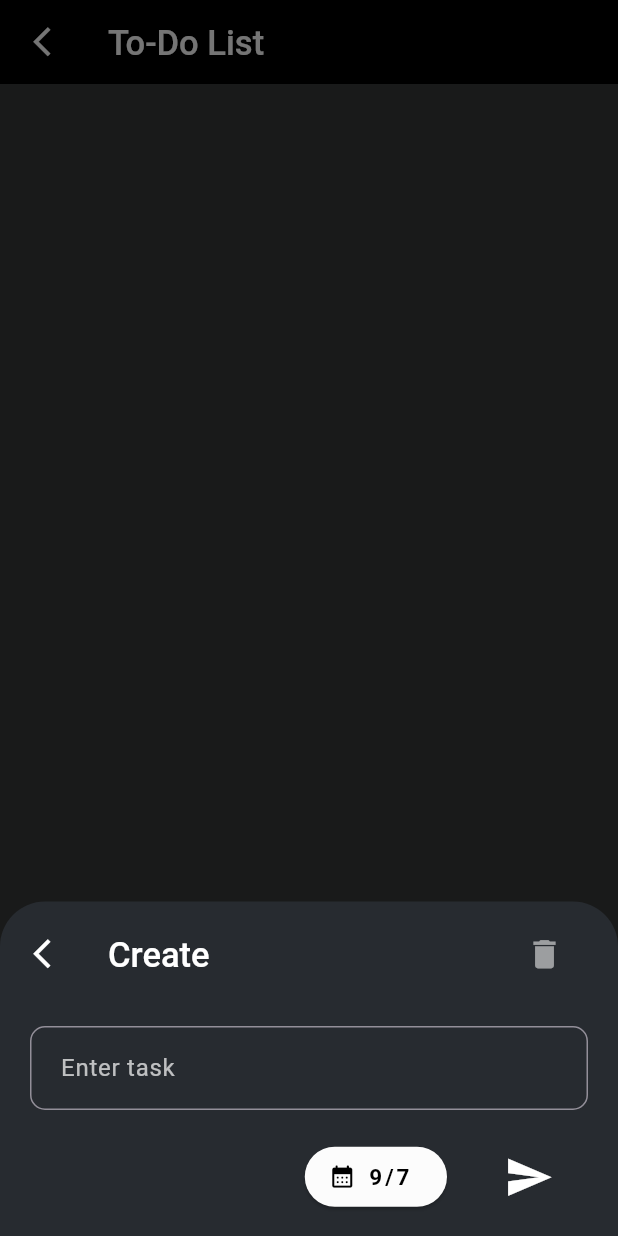
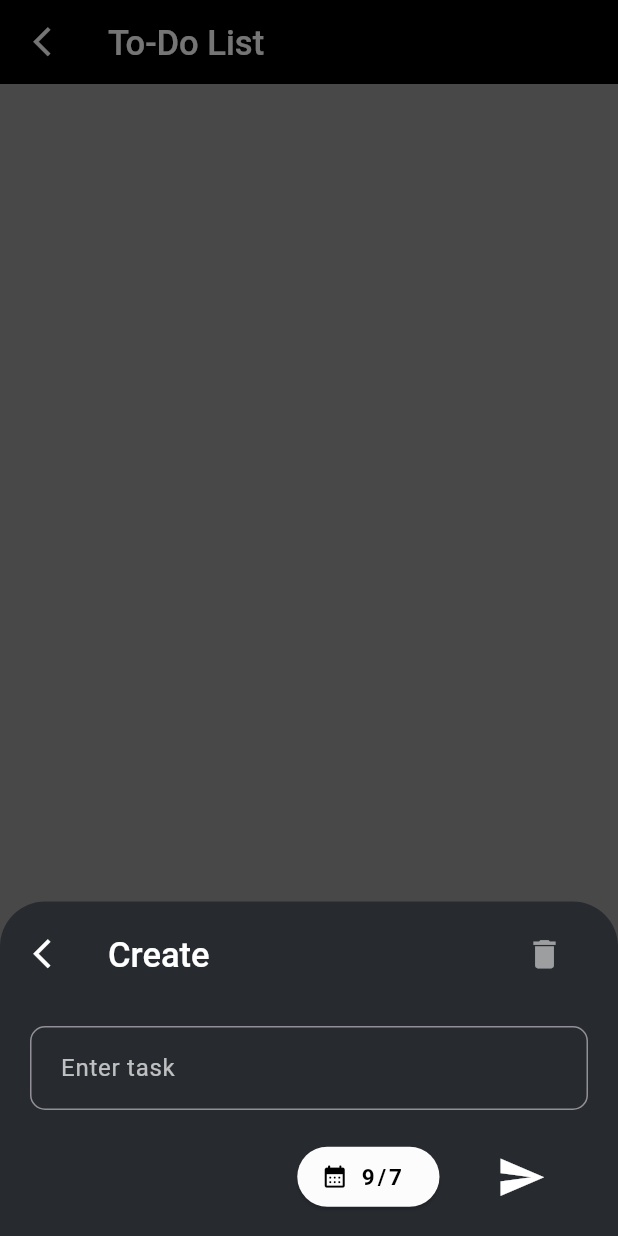
Before and after one commit to Gabbar-v7/CRUD, a Flutter app: the screen it shows after launch, after a tap on the "add" icon, on a phone screen of 412 x 824 dp. Run offline on Flutter 3.47's test engine with Material 3 defaults, Android fonts, the light colour scheme and no system bars; our stand-ins replace gap, hive_flutter; accounts and stored records are empty; project files that could hold a hidden picture were left out.

Commit message:
Update pages/todo_list
Added some minore performance improvements
Current version update 0.1.0 -> 0.1.1
If conditions improved
DatePicker updated
Replaced some padding with gap
Modal Botom sheet improveed
Added Coming Soon page with github link

```diff
--- a/lib/main.dart
+++ b/lib/main.dart
@@ -22,7 +22,7 @@ class MyApp extends StatelessWidget {
       debugShowCheckedModeBanner: false,
       title: 'CRUD',
       themeMode: ThemeMode.dark,
-      theme: ThemeData(scaffoldBackgroundColor: const Color.fromARGB(225, 26,29,31),brightness: Brightness.dark),
+      theme: ThemeData(scaffoldBackgroundColor: Colors.black38,brightness: Brightness.dark),
       home: const MenuPage(),
     );
   }
--- a/lib/pages/menu.dart
+++ b/lib/pages/menu.dart
@@ -1,4 +1,4 @@
-import 'package:CRUD/pages/test.dart';
+import 'package:CRUD/pages/coming_soon.dart';
 import 'package:CRUD/pages/todo_list.dart';
 import 'package:CRUD/utils/nav_manager.dart';
 import 'package:CRUD/utils/styles.dart';
@@ -8,7 +8,6 @@ import 'package:hive_flutter/hive_flutter.dart';
 
 class MenuPage extends StatefulWidget {
   const MenuPage({super.key});
-
   @override
   State<MenuPage> createState() => _MenuPage();
 }
@@ -17,7 +16,7 @@ class _MenuPage extends State<MenuPage> {
   late Styles appStyle = Styles(context);
   Box box = Hive.box('user_data');
 
-  Map pages = {'ToDoPage': const ToDoPage(), 'TestPage': const TestPage()};
+  Map pages = {'ToDoPage': const ToDoPage(), 'ComingSoon': const ComingSoon()};
 
   @override
   void initState() {
@@ -47,13 +46,13 @@ class _MenuPage extends State<MenuPage> {
             )),
         const Gap(15),
         pageButton(
-            'Routines', Icons.published_with_changes, pages['TestPage']),
+            'Routines', Icons.published_with_changes, pages['ComingSoon']),
         const Gap(15),
-        pageButton('Notes', Icons.sticky_note_2_outlined, pages['TestPage']),
+        pageButton('Notes', Icons.sticky_note_2_outlined, pages['ComingSoon']),
         const Gap(15),
-        pageButton('Pomodoro Timer', Icons.timer_sharp, pages['TestPage']),
+        pageButton('Pomodoro Timer', Icons.timer_sharp, pages['ComingSoon']),
         const Gap(15),
-        pageButton('Counter', Icons.token_outlined, pages['TestPage']),
+        pageButton('Counter', Icons.token_outlined, pages['ComingSoon']),
       ],
     );
   }
@@ -66,7 +65,6 @@ class _MenuPage extends State<MenuPage> {
       child: ElevatedButton.icon(
         onPressed: () => NavManager.pushPage(context, page),
         style: ButtonStyle(
-            // overlayColor: WidgetStateProperty.all<Color>(Colors.red),
             alignment: Alignment.centerLeft,
             shape: WidgetStateProperty.all<RoundedRectangleBorder>(
                 const RoundedRectangleBorder(
@@ -82,14 +80,13 @@ class _MenuPage extends State<MenuPage> {
         ),
         label: Text(
           title,
-          textWidthBasis: TextWidthBasis.parent,
           style: const TextStyle(fontSize: 22, fontWeight: FontWeight.bold),
         ),
       ),
     );
   }
 
-  Container actionButton() {
+  Container settingButton() {
     return Container(
       decoration: BoxDecoration(
           shape: BoxShape.circle,
@@ -98,7 +95,7 @@ class _MenuPage extends State<MenuPage> {
           icon: const Icon(Icons.settings),
           iconSize: 27,
           color: Colors.white,
-          onPressed: () => NavManager.pushPage(context, pages['TestPage'])),
+          onPressed: () => NavManager.pushPage(context, pages['ComingSoon'])),
     );
   }
 
@@ -108,7 +105,7 @@ class _MenuPage extends State<MenuPage> {
       appBar: appStyle.appBar('Menu'),
       body: appStyle.pageBorder(pageColumn()),
       floatingActionButtonLocation: FloatingActionButtonLocation.endFloat,
-      floatingActionButton: actionButton(),
+      floatingActionButton: settingButton(),
     );
   }
 }
--- a/lib/pages/todo_list.dart
+++ b/lib/pages/todo_list.dart
@@ -1,3 +1,4 @@
+
 import 'package:CRUD/logic/todo_list.dart';
 import 'package:CRUD/utils/nav_manager.dart';
 import 'package:CRUD/utils/styles.dart';
@@ -39,10 +40,10 @@ class _ToDoPage extends State<ToDoPage> {
   }
 
   Widget tile(dynamic content) {
-    if (!logic.category.contains(content)) {
+    if (content is Map) {
       return taskTile(content);
     } else {
-      return categoryTile(content as String);
+      return categoryTile(content);
     }
   }
 
@@ -58,7 +59,6 @@ class _ToDoPage extends State<ToDoPage> {
     return GestureDetector(
         key: ValueKey<String>(task['key']),
         onLongPress: () {
-          _controller.text = task['title'];
           taskModalSheet('Edit', Map<String, dynamic>.from(task));
         },
         onHorizontalDragEnd: (detail) {
@@ -94,7 +94,9 @@ class _ToDoPage extends State<ToDoPage> {
                 fontSize: 16,
                 color: Colors.white,
                 fontWeight: FontWeight.w500,
-                  overflow: TextOverflow.ellipsis),
+                overflow: TextOverflow.ellipsis,
+              ),
+              maxLines: 2,
             ),
             trailing: Text(
               '${task['dueDate'].day}/${task['dueDate'].month}',
@@ -103,6 +105,7 @@ class _ToDoPage extends State<ToDoPage> {
   }
 
   Future<Widget?> taskModalSheet(String type, Map task) {
+    _controller.text = task['title'];
     return showModalBottomSheet(
         isScrollControlled: true,
         backgroundColor: const Color.fromARGB(255, 39, 43, 48),
@@ -119,9 +122,7 @@ class _ToDoPage extends State<ToDoPage> {
                   modalStyle.appBar(type,
                       backgroundColor: Colors.transparent,
                       actions: [
-                        Padding(
-                          padding: const EdgeInsets.only(right: 25.0),
-                          child: IconButton(
+                        IconButton(
                           onPressed: (type == 'Edit')
                               ? () {
                                   logic.worker.crudIsolate('delete', task);
@@ -132,9 +133,8 @@ class _ToDoPage extends State<ToDoPage> {
                           color: Colors.white,
                           disabledColor: Colors.white54,
                           enableFeedback: false,
-                            splashColor: Colors.transparent,
                         ),
-                        )
+                        const Gap(25)
                       ]),
                   Padding(
                     padding: const EdgeInsets.all(20),
@@ -157,28 +157,23 @@ class _ToDoPage extends State<ToDoPage> {
                               borderRadius:
                                   BorderRadius.all(Radius.circular(10)),
                               borderSide: BorderSide(color: Colors.white))),
-                      style: const TextStyle(
-                        color: Colors.white,
-                      ),
                       controller: _controller,
                       cursorColor: Colors.white70,
                       textCapitalization: TextCapitalization.sentences,
                     ),
                   ),
-                  Padding(
-                    padding: const EdgeInsets.symmetric(horizontal: 35),
-                    child: Row(
+                  Row(
                     mainAxisAlignment: MainAxisAlignment.end,
                     children: [
                       ElevatedButton.icon(
                         onPressed: () async {
                           var picked = await showDatePicker(
                             context: context,
-                              initialDate: logic.today,
+                            initialDate: task['dueDate'],
                             firstDate: DateTime(2020),
                             lastDate: DateTime(2030),
                           );
-                            if (picked != null && picked != task['dueDate']) {
+                          if (picked != task['dueDate'] && picked != null) {
                             setState(() => task['dueDate'] = picked);
                           }
                         },
@@ -192,10 +187,10 @@ class _ToDoPage extends State<ToDoPage> {
                         ),
                         icon: const Icon(Icons.calendar_month_rounded),
                         style: ButtonStyle(
-                            backgroundColor: WidgetStateProperty.all(
+                          backgroundColor: WidgetStateProperty.all<Color>(
                               const Color.fromARGB(255, 252, 252, 252)),
                           foregroundColor:
-                                WidgetStateProperty.all(Colors.black),
+                              WidgetStateProperty.all<Color>(Colors.black),
                         ),
                       ),
                       const Gap(30),
@@ -204,22 +199,25 @@ class _ToDoPage extends State<ToDoPage> {
                             if (_controller.text.isNotEmpty) {
                               task['title'] = _controller.text;
                               if (type == 'Create') {
+                                _controller.text = '';
+                                FocusScope.of(context).unfocus();
                                 logic.worker.crudIsolate('create', task);
                               } else {
                                 logic.worker.crudIsolate('update', task);
-                                }
                                 NavManager.popPage(context);
                               }
-                            },
+                            }}
+                          ,
                           icon: const Icon(
                             Icons.send,
                             size: 33,
                             color: Colors.white,
-                            ))
+                          )),
+                      const Gap(40)
                     ],
                   ),
-                  ),
-                  const Gap(15),Gap(MediaQuery.of(context).viewInsets.bottom),
+                  const Gap(15),
+                  Gap(MediaQuery.of(context).viewInsets.bottom),
                 ],
               ),
             ));
@@ -239,12 +237,8 @@ class _ToDoPage extends State<ToDoPage> {
               size: 25,
               color: Colors.white,
             ), () {
-          _controller.text = '';
           taskModalSheet(
               'Create', {'title': '', 'isDone': false, 'dueDate': logic.today});
         }));
   }
 }
-
-// taskModalSheet(
-//                     'Create', {'title': '', 'dueDate': logic.today,'isDone':false})
--- a/lib/utils/mini_tools.dart
+++ b/lib/utils/mini_tools.dart
@@ -1,3 +1,5 @@
+
+
 class MiniTool {
   static DateTime justDate(DateTime day) =>
       DateTime(day.year, day.month, day.day);
@@ -6,4 +8,5 @@ class MiniTool {
       day_1.year == day_2.year &&
       day_1.month == day_2.month &&
       day_1.day == day_2.day;
+
 }
--- a/pubspec.yaml
+++ b/pubspec.yaml
@@ -2,7 +2,7 @@ name: CRUD
 description: "A new Flutter project."
 publish_to: "none" # Remove this line if you wish to publish to pub.dev
 
-version: 0.1.0
+version: 0.1.1
 
 environment:
   sdk: ">=3.2.2 <4.0.0"
@@ -18,6 +18,7 @@ dependencies:
   percent_indicator: ^4.2.3
   gap: ^3.0.1
   path_provider: ^2.1.3
+  url_launcher: ^6.3.0
 
 dev_dependencies:
   flutter_test:
```
Also changed, not shown: lib/pages/coming_soon.dart (added, +55 -0 lines), lib/pages/test.dart (+2 -19 lines), pubspec.lock, 5 other files. Lines whose indentation alone changed are shown as unchanged.
